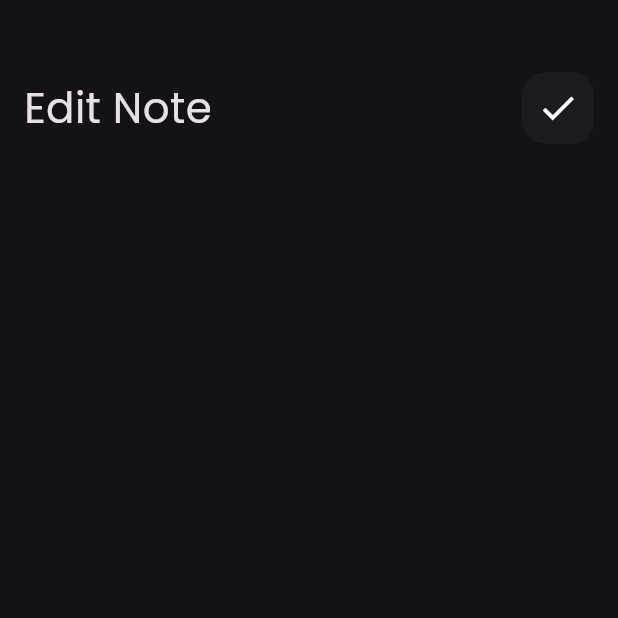
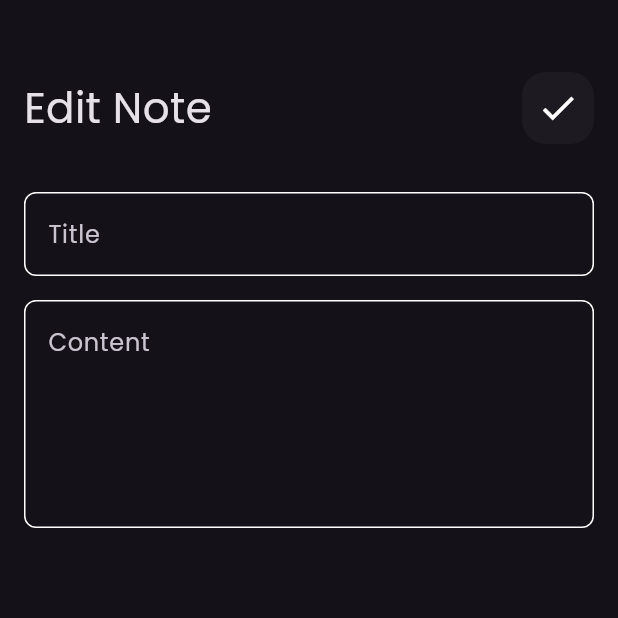
Before and after one commit to ahmedismail-10/notes_app, a Flutter app: the EditNoteView screen opened directly, on a phone screen of 412 x 824 dp, the top half of it. Run offline on Flutter 3.47's test engine with Material 3 defaults, Android fonts, the phone set to English and light mode, and no system bars.

Commit message:
edit note view ui done

```diff
--- a/lib/views/widgets/edit_note_view_body.dart
+++ b/lib/views/widgets/edit_note_view_body.dart
@@ -1,5 +1,6 @@
 import 'package:flutter/material.dart';
 import 'package:notes_app/views/widgets/custom_app_bar.dart';
+import 'package:notes_app/views/widgets/custom_text_field.dart';
 
 class EditNoteViewBody extends StatelessWidget {
   const EditNoteViewBody({super.key});
@@ -17,6 +18,16 @@ class EditNoteViewBody extends StatelessWidget {
             title: 'Edit Note',
             icon: Icons.check,
           ),
+          SizedBox(
+            height: 24,
+          ),
+          CustomTextField(
+            hintText: 'Title',
+          ),
+          CustomTextField(
+            hintText: 'Content',
+            maxLines: 5,
+          ),
         ],
       ),
     );
```
